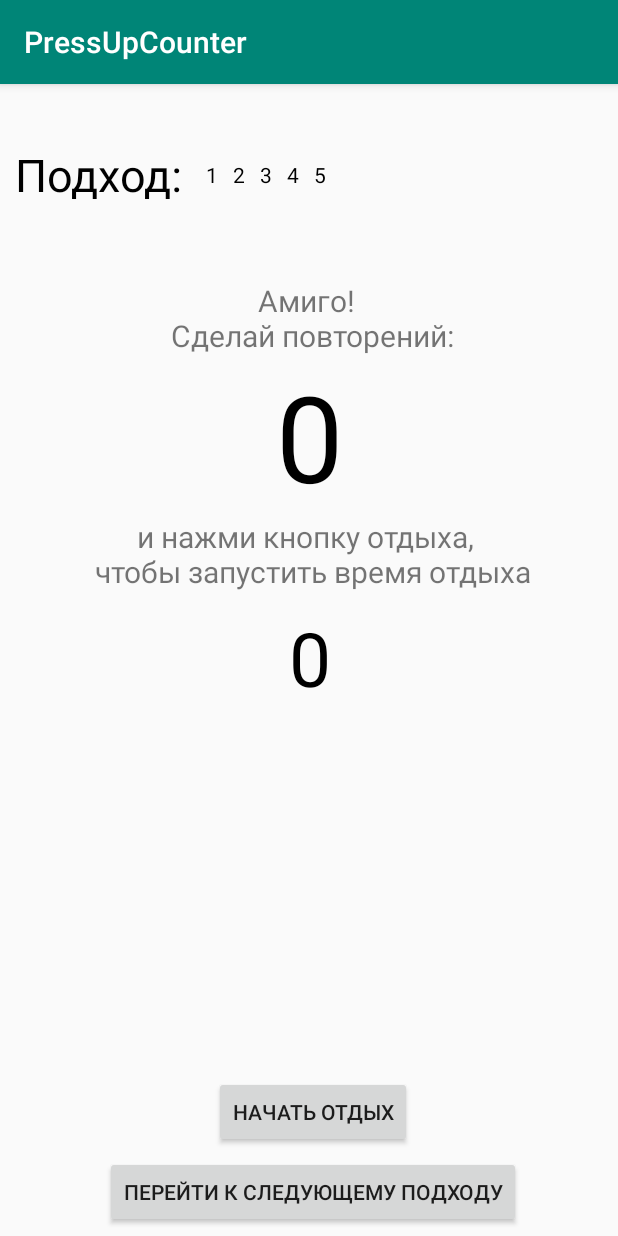
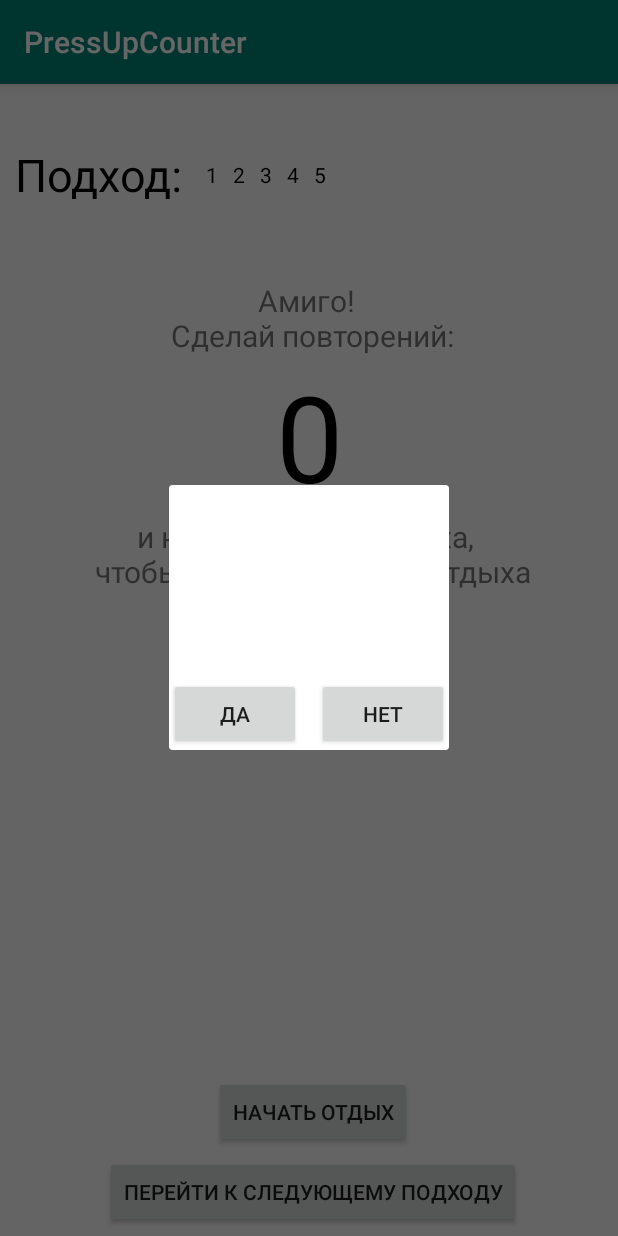
Before and after one commit to Agress1on/PressUpCounter, an Android app: the fragment TrainingFragment placed in its activity, after a tap on "НАЧАТЬ ОТДЫХ", on a phone screen of 412 x 824 dp. Run offline under Robolectric (Android 15) with nearby library versions, the light colour scheme and no system bars; our stand-ins replace RxJava, data binding; 9 statements that could not run were skipped.

Commit message:
- создал прототип работающего диалога

```diff
--- a/app/src/main/java/com/example/alexa/pressupcounter/Constants.java
+++ b/app/src/main/java/com/example/alexa/pressupcounter/Constants.java
@@ -12,4 +12,6 @@ public class Constants {
     public static final String LOGGER = "LOGGER";
 
     public static final String KEY_FOR_PRESS_UP = "KEY_FOR_PRESS_UP";
+
+    public static final String TAG_FOR_DIALOG_TRAINING_REST = "TAG_FOR_DIALOG_TRAINING_REST";
 }
--- /dev/null
+++ b/app/src/main/java/com/example/alexa/pressupcounter/DialogEvent.java
@@ -0,0 +1,9 @@
+package com.example.alexa.pressupcounter;
+
+/**
+ * Created by Alexandr Mikhalev on 05.02.2019.
+ *
+ * @author Alexandr Mikhalev
+ */
+public class DialogEvent {
+}
--- a/app/src/main/java/com/example/alexa/pressupcounter/training/view/TrainingFragment.java
+++ b/app/src/main/java/com/example/alexa/pressupcounter/training/view/TrainingFragment.java
@@ -1,5 +1,6 @@
 package com.example.alexa.pressupcounter.training.view;
 
+import android.arch.lifecycle.Observer;
 import android.arch.lifecycle.ViewModelProviders;
 import android.databinding.DataBindingUtil;
 import android.os.Bundle;
@@ -11,12 +12,14 @@ import android.view.View;
 import android.view.ViewGroup;
 
 import com.example.alexa.pressupcounter.Constants;
+import com.example.alexa.pressupcounter.DialogEvent;
 import com.example.alexa.pressupcounter.PressUp;
 import com.example.alexa.pressupcounter.R;
 import com.example.alexa.pressupcounter.databinding.FragmentTrainingBinding;
 import com.example.alexa.pressupcounter.training.viewmodel.TrainingViewModelFactory;
 import com.example.alexa.pressupcounter.training.viewmodel.TrainingViewModel;
 import com.example.alexa.pressupcounter.training.viewmodel.TrainingViewModelImpl;
+import com.example.alexa.pressupcounter.utils.DialogTrainingRest;
 import com.example.alexa.pressupcounter.utils.Timer;
 
 /**
@@ -34,6 +37,7 @@ public class TrainingFragment extends Fragment {
         PressUp pressUp2 = getArguments().getParcelable(Constants.KEY_FOR_PRESS_UP);
         Timer timer = new Timer();
         mTrainingViewModel = ViewModelProviders.of(this, new TrainingViewModelFactory(pressUp2, timer)).get(TrainingViewModelImpl.class);
+        init();
     }
 
     @Nullable
@@ -44,6 +48,30 @@ public class TrainingFragment extends Fragment {
         return binding.getRoot();
     }
 
+    private void init() {
+        final DialogTrainingRest dg = new DialogTrainingRest();
+        dg.initDialog(new DialogTrainingRest.OnButtonClick() {
+            @Override
+            public void onPositiveButton() {
+                mTrainingViewModel.onClickPositiveButtonDialog();
+                dg.dismiss();
+            }
+
+            @Override
+            public void onNegativeButton() {
+                mTrainingViewModel.onClickNegativeButtonDialog();
+                dg.dismiss();
+            }
+        });
+
+        mTrainingViewModel.getDialogEventMutableLiveData().observe(this, new Observer<DialogEvent>() {
+            @Override
+            public void onChanged(@Nullable DialogEvent dialogEvent) {
+                dg.show(getActivity().getFragmentManager(), Constants.TAG_FOR_DIALOG_TRAINING_REST);
+            }
+        });
+    }
+
     public static TrainingFragment newInstance(PressUp pressUp) {
         Bundle args = new Bundle();
         args.putParcelable(Constants.KEY_FOR_PRESS_UP, pressUp);
--- a/app/src/main/java/com/example/alexa/pressupcounter/training/viewmodel/TrainingViewModel.java
+++ b/app/src/main/java/com/example/alexa/pressupcounter/training/viewmodel/TrainingViewModel.java
@@ -1,6 +1,9 @@
 package com.example.alexa.pressupcounter.training.viewmodel;
 
+import android.arch.lifecycle.MutableLiveData;
 import android.databinding.ObservableField;
+
+import com.example.alexa.pressupcounter.DialogEvent;
 
 /**
  * Created by Alexandr Mikhalev on 23.01.2019.
@@ -17,6 +20,12 @@ public interface TrainingViewModel {
 
     ObservableField<Boolean> getStateOfRestButton();
 
+    MutableLiveData<DialogEvent> getDialogEventMutableLiveData();
+
+    void onClickPositiveButtonDialog();
+
+    void onClickNegativeButtonDialog();
+
     void onClickNextRepetitionButton();
 
     void onClickRestButton();
--- a/app/src/main/java/com/example/alexa/pressupcounter/training/viewmodel/TrainingViewModelImpl.java
+++ b/app/src/main/java/com/example/alexa/pressupcounter/training/viewmodel/TrainingViewModelImpl.java
@@ -1,8 +1,10 @@
 package com.example.alexa.pressupcounter.training.viewmodel;
 
+import android.arch.lifecycle.MutableLiveData;
 import android.arch.lifecycle.ViewModel;
 import android.databinding.ObservableField;
 
+import com.example.alexa.pressupcounter.DialogEvent;
 import com.example.alexa.pressupcounter.PressUp;
 import com.example.alexa.pressupcounter.utils.Timer;
 
@@ -22,10 +24,10 @@ public class TrainingViewModelImpl extends ViewModel implements TrainingViewMode
 
     private ObservableField<Integer> mRepetition;
     private ObservableField<Integer> mQuantityOfRepetition;
+    private ObservableField<String> mRestTime;
+    private ObservableField<Boolean> mStateOfRestButton;
 
-    private ObservableField<String> mRestTime;
-
-    private ObservableField<Boolean> mStateOfRestButton;
+    private MutableLiveData<DialogEvent> mDialogEventMutableLiveData;
 
     public TrainingViewModelImpl(PressUp pressUp, Timer timer) {
         mPressUp = pressUp;
@@ -36,6 +38,8 @@ public class TrainingViewModelImpl extends ViewModel implements TrainingViewMode
         mRestTime = new ObservableField<>("0");
 
         mStateOfRestButton = new ObservableField<>(true);
+
+        mDialogEventMutableLiveData = new MutableLiveData<>();
     }
 
     @Override
@@ -59,7 +63,57 @@ public class TrainingViewModelImpl extends ViewModel implements TrainingViewMode
     }
 
     @Override
+    public MutableLiveData<DialogEvent> getDialogEventMutableLiveData() {
+        return mDialogEventMutableLiveData;
+    }
+
+    @Override
+    public void onClickNegativeButtonDialog() {
+        mStateOfRestButton.set(true);
+    }
+
+    @Override
     public void onClickNextRepetitionButton() {
+        goToNextRepetition();
+    }
+
+    @Override
+    public void onClickRestButton() {
+        mDialogEventMutableLiveData.postValue(new DialogEvent());
+        mStateOfRestButton.set(false);
+
+    }
+
+    @Override
+    public void onClickPositiveButtonDialog() {
+        Observer<Long> observer = new Observer<Long>() {
+            @Override
+            public void onSubscribe(Disposable d) {
+                mRestTime.set("Start");
+            }
+
+            @Override
+            public void onNext(Long aLong) {
+                mRestTime.set(String.valueOf(aLong));
+            }
+
+            @Override
+            public void onError(Throwable e) {
+                mRestTime.set("Error");
+            }
+
+            @Override
+            public void onComplete() {
+                mRestTime.set("Отдых закончен");
+                mStateOfRestButton.set(true);
+                goToNextRepetition();
+            }
+        };
+        Observable<Long> observable = mTimer.getLongObservable();
+        observable.subscribe(observer);
+    }
+
+    private void goToNextRepetition() {
         if (mRepetition.get() < 5) {
             mRepetition.set(mRepetition.get() + 1);
         } else {
@@ -83,35 +137,4 @@ public class TrainingViewModelImpl extends ViewModel implements TrainingViewMode
                 break;
         }
     }
-
-    @Override
-    public void onClickRestButton() {
-        mStateOfRestButton.set(false);
-        Observer<Long> observer = new Observer<Long>() {
-            @Override
-            public void onSubscribe(Disposable d) {
-                mRestTime.set("Start");
-            }
-
-            @Override
-            public void onNext(Long aLong) {
-                mRestTime.set(String.valueOf(aLong));
-            }
-
-            @Override
-            public void onError(Throwable e) {
-                mRestTime.set("Error");
-            }
-
-            @Override
-            public void onComplete() {
-                mRestTime.set("Отдых закончен");
-                mStateOfRestButton.set(true);
-            }
-        };
-        Observable<Long> observable = mTimer.getLongObservable();
-        observable.subscribe(observer);
-    }
-
-
 }
--- /dev/null
+++ b/app/src/main/java/com/example/alexa/pressupcounter/utils/DialogTrainingRest.java
@@ -0,0 +1,52 @@
+package com.example.alexa.pressupcounter.utils;
+
+import android.app.DialogFragment;
+import android.os.Bundle;
+import android.support.annotation.Nullable;
+import android.view.LayoutInflater;
+import android.view.View;
+import android.view.ViewGroup;
+
+import com.example.alexa.pressupcounter.R;
+
+/**
+ * Created by Alexandr Mikhalev on 05.02.2019.
+ *
+ * @author Alexandr Mikhalev
+ */
+public class DialogTrainingRest extends DialogFragment implements View.OnClickListener {
+
+    private OnButtonClick mOnButtonClick;
+
+    public void initDialog(OnButtonClick onButtonClick) {
+        this.mOnButtonClick = onButtonClick;
+    }
+
+    @Nullable
+    @Override
+    public View onCreateView(LayoutInflater inflater, @Nullable ViewGroup container, Bundle savedInstanceState) {
+        getDialog().setTitle("Начать отдых?");
+        View v = inflater.inflate(R.layout.training_rest_dialog, null);
+        v.findViewById(R.id.positive_button).setOnClickListener(this);
+        v.findViewById(R.id.negative_button).setOnClickListener(this);
+        return v;
+    }
+
+    @Override
+    public void onClick(View v) {
+        switch (v.getId()) {
+            case R.id.positive_button: mOnButtonClick.onPositiveButton(); break;
+            case R.id.negative_button: mOnButtonClick.onNegativeButton(); break;
+        }
+    }
+
+    @Override
+    public void dismiss() {
+        super.dismiss();
+    }
+
+    public interface OnButtonClick {
+        void onPositiveButton();
+        void onNegativeButton();
+    }
+}
--- /dev/null
+++ b/app/src/main/res/layout/training_rest_dialog.xml
@@ -0,0 +1,50 @@
+<?xml version="1.0" encoding="utf-8"?>
+<android.support.constraint.ConstraintLayout xmlns:android="http://schemas.android.com/apk/res/android"
+    android:layout_width="match_parent"
+    android:layout_height="match_parent"
+    xmlns:app="http://schemas.android.com/apk/res-auto"
+    xmlns:tools="http://schemas.android.com/tools">
+
+    <TextView
+        android:id="@+id/question_text_view"
+        android:layout_width="0dp"
+        android:layout_height="wrap_content"
+        android:textSize="30sp"
+        android:textColor="@color/colorBlack"
+        android:textAlignment="center"
+        app:layout_constraintStart_toStartOf="parent"
+        app:layout_constraintEnd_toEndOf="parent"
+        app:layout_constraintTop_toTopOf="parent"
+        app:layout_constraintBottom_toBottomOf="parent"
+        tools:text="QUESTION"/>
+
+    <android.support.constraint.Guideline
+        android:id="@+id/guideline_vertical"
+        android:layout_width="wrap_content"
+        android:layout_height="wrap_content"
+        android:orientation="vertical"
+        app:layout_constraintGuide_percent="0.5"/>
+
+    <Button
+        android:id="@+id/positive_button"
+        android:layout_width="wrap_content"
+        android:layout_height="wrap_content"
+        android:text="да"
+        android:layout_marginTop="20dp"
+        android:layout_marginEnd="5dp"
+        android:layout_marginRight="5dp"
+        app:layout_constraintEnd_toStartOf="@id/guideline_vertical"
+        app:layout_constraintTop_toBottomOf="@id/question_text_view"/>
+
+    <Button
+        android:id="@+id/negative_button"
+        android:layout_width="wrap_content"
+        android:layout_height="wrap_content"
+        android:text="нет"
+        android:layout_marginStart="5dp"
+        android:layout_marginLeft="5dp"
+        app:layout_constraintBottom_toBottomOf="@id/positive_button"
+        app:layout_constraintStart_toStartOf="@id/guideline_vertical"
+        />
+
+</android.support.constraint.ConstraintLayout>
```
